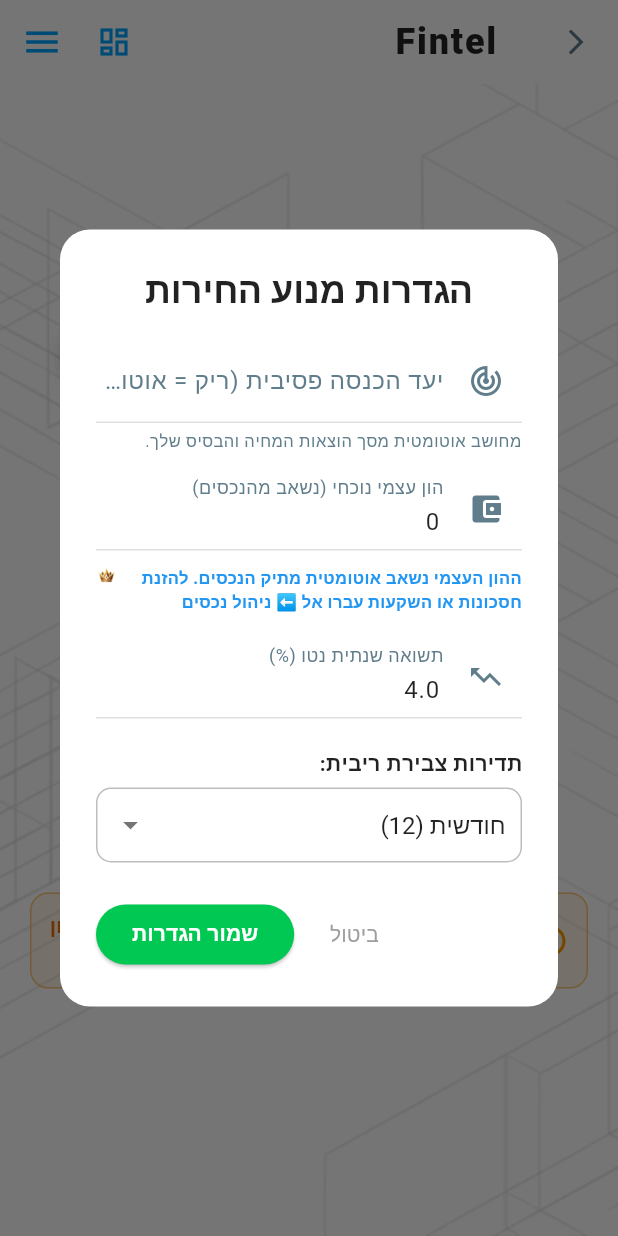
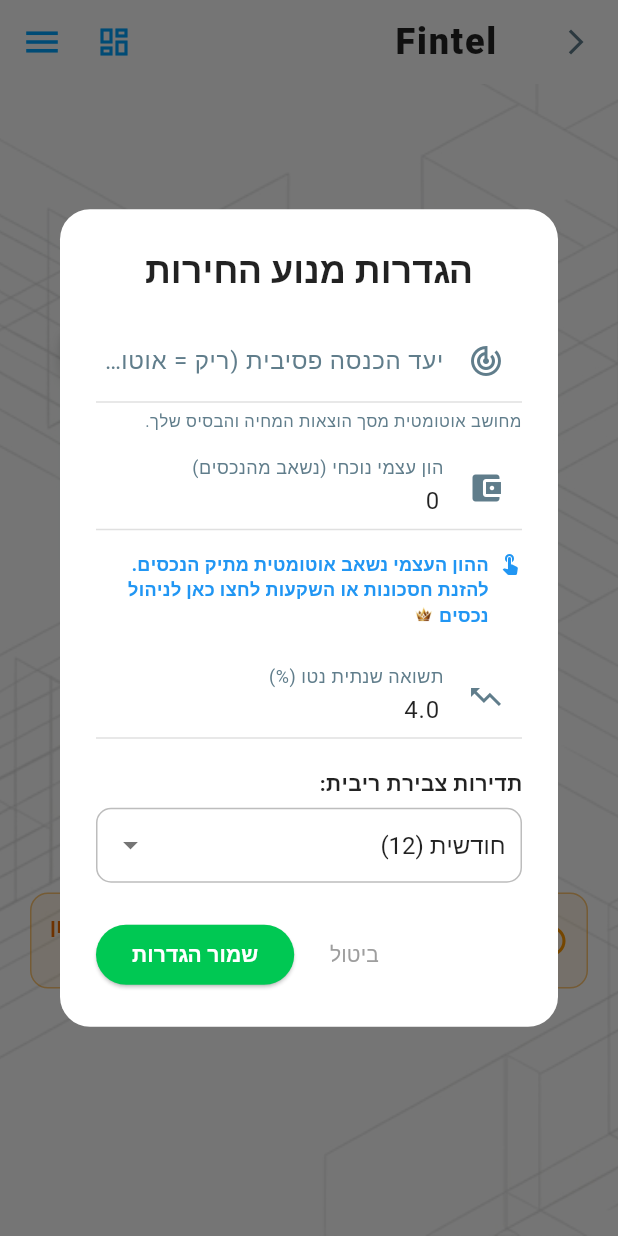
Before and after one commit to rjbr1982/Fintel, a Flutter app: the MainScreen screen opened directly, after a tap on an icon or button, on a phone screen of 412 x 824 dp. Run offline on Flutter 3.47's test engine with Material 3 defaults, Android fonts, the phone set to English and light mode, and no system bars; our stand-ins replace cloud_firestore, firebase_auth, firebase_core, firebase_messaging, flutter_local_notifications, flutter_timezone and 4 more; accounts and stored records are empty; network calls fail; Roboto replaces fonts that are missing (Heebo).

Commit message:
UX: Refined premium crown placements, added inline RichText CTA for Assets, and decluttered Academy header

```diff
--- a/lib/ui/screens/main_screen.dart
+++ b/lib/ui/screens/main_screen.dart
@@ -1,4 +1,4 @@
-// 🔒 STATUS: EDITED (Added dashboard_background.png to MainScreen from icon folder)
+// 🔒 STATUS: EDITED (Upgraded Freedom Engine Dialog UI with RichText for inline crown and explicit CTA)
 import 'package:flutter/material.dart';
 import 'package:provider/provider.dart';
 import '../../providers/budget_provider.dart';
@@ -143,18 +143,28 @@ class _MainScreenState extends State<MainScreen> with TickerProviderStateMixin {
                         });
                       },
                       child: Padding(
-                        padding: const EdgeInsets.symmetric(vertical: 4.0),
+                        padding: const EdgeInsets.symmetric(vertical: 8.0),
                         child: Row(
                           mainAxisSize: MainAxisSize.min,
                           crossAxisAlignment: CrossAxisAlignment.start,
                           children: [
-                            const Expanded(
-                              child: Text(
-                                'ההון העצמי נשאב אוטומטית מתיק הנכסים. להזנת חסכונות או השקעות עברו אל ⬅️ ניהול נכסים ',
-                                style: TextStyle(color: Colors.blue, fontSize: 11, fontWeight: FontWeight.w600),
+                            const Icon(Icons.touch_app, size: 16, color: Colors.blue),
+                            const SizedBox(width: 6),
+                            Expanded(
+                              child: Text.rich(
+                                TextSpan(
+                                  style: const TextStyle(color: Colors.blue, fontSize: 12, fontWeight: FontWeight.w600, height: 1.4),
+                                  children: [
+                                    const TextSpan(text: 'ההון העצמי נשאב אוטומטית מתיק הנכסים.\nלהזנת חסכונות או השקעות לחצו כאן ל'),
+                                    const TextSpan(text: 'ניהול נכסים ', style: TextStyle(decoration: TextDecoration.underline)),
+                                    WidgetSpan(
+                                      alignment: PlaceholderAlignment.middle,
+                                      child: Image.asset('assets/icon/crown_icon.png', width: 14, height: 14, errorBuilder: (_,__,___) => const SizedBox.shrink()),
+                                    ),
+                                  ],
+                                ),
                               ),
                             ),
-                            Image.asset('assets/icon/crown_icon.png', width: 14, height: 14, errorBuilder: (_,__,___) => const SizedBox.shrink()),
                           ]
                         ),
                       ),
@@ -469,16 +479,15 @@ class _MainScreenState extends State<MainScreen> with TickerProviderStateMixin {
 
     return Stack(
       children: [
-        // 🔒 התוספת: עטיפת ה-Scaffold ב-Container עם תמונת הרקע (הנתיב עודכן ל-icon)
         Container(
           decoration: const BoxDecoration(
             image: DecorationImage(
               image: AssetImage('assets/icon/dashboard_background.png'),
-              fit: BoxFit.cover, // יתפרס על כל המסך
+              fit: BoxFit.cover,
             ),
           ),
           child: Scaffold(
-            backgroundColor: Colors.transparent, // קריטי: חייב להיות שקוף כדי שהתמונה תוצג
+            backgroundColor: Colors.transparent,
             appBar: const GlobalHeader(),
             body: Center(
               child: SingleChildScrollView(
```
Also changed, not shown: lib/ui/screens/academy_screen.dart (+4 -11 lines), lib/ui/screens/pnl_screen.dart (+18 -8 lines), 1 other file.
